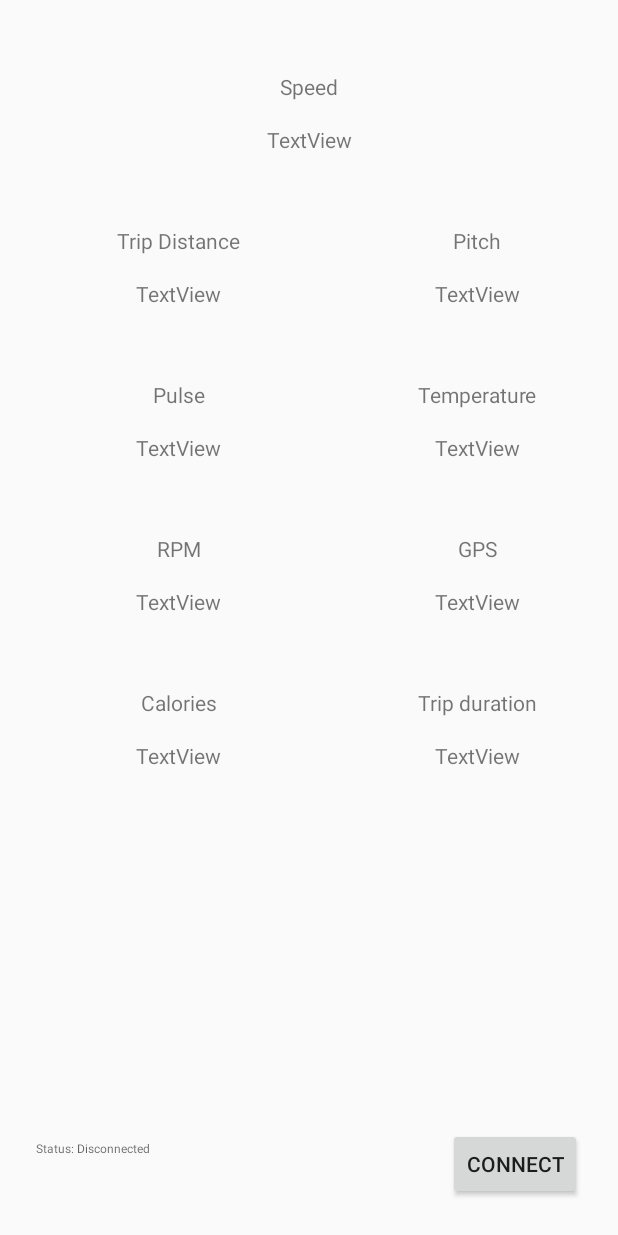
After one commit to Max-Leopold/MeBike, an Android app: the layout main_display.xml on its own in the app's theme, with its tools: preview values and no code run, on a phone screen of 412 x 824 dp. The commit adds this screen. Run offline under Robolectric (Android 15) with nearby library versions, the light colour scheme and no system bars.

Commit message:
some values are displayed

```diff
--- /dev/null
+++ b/MeBikeApp/app/src/main/java/de/hhn/mebike/mebikeapp/DataChangedListener.java
@@ -0,0 +1,5 @@
+package de.hhn.mebike.mebikeapp;
+
+public interface DataChangedListener {
+    void update(ArduinoData data);
+}
--- /dev/null
+++ b/MeBikeApp/app/src/main/res/layout/main_display.xml
@@ -0,0 +1,215 @@
+<?xml version="1.0" encoding="utf-8"?>
+<androidx.constraintlayout.widget.ConstraintLayout xmlns:android="http://schemas.android.com/apk/res/android"
+    xmlns:app="http://schemas.android.com/apk/res-auto"
+    xmlns:tools="http://schemas.android.com/tools"
+    android:layout_width="match_parent"
+    android:layout_height="match_parent">
+
+
+    <TextView
+        android:id="@+id/communicate_connection_text"
+        android:layout_width="0dp"
+        android:layout_height="wrap_content"
+        android:layout_marginStart="24dp"
+        android:layout_marginTop="8dp"
+        android:layout_weight="1"
+        android:hint="@string/status_disconnected"
+        android:textSize="@dimen/text"
+        app:layout_constraintStart_toStartOf="parent"
+        app:layout_constraintTop_toTopOf="@+id/communicate_connect" />
+
+    <Button
+        android:id="@+id/communicate_connect"
+        android:layout_width="wrap_content"
+        android:layout_height="wrap_content"
+        android:layout_alignParentStart="true"
+        android:layout_alignParentTop="true"
+        android:layout_marginEnd="24dp"
+        android:layout_marginBottom="24dp"
+        android:text="@string/connect"
+        app:layout_constraintBottom_toBottomOf="parent"
+        app:layout_constraintEnd_toEndOf="parent" />
+
+    <TextView
+        android:id="@+id/speedLabel"
+        android:layout_width="wrap_content"
+        android:layout_height="wrap_content"
+        android:layout_marginTop="48dp"
+        android:text="@string/speed_label"
+        app:layout_constraintEnd_toEndOf="parent"
+        app:layout_constraintStart_toStartOf="parent"
+        app:layout_constraintTop_toTopOf="parent" />
+
+    <TextView
+        android:id="@+id/speedValue"
+        android:layout_width="wrap_content"
+        android:layout_height="wrap_content"
+        android:layout_marginTop="16dp"
+        android:text="TextView"
+        app:layout_constraintEnd_toEndOf="parent"
+        app:layout_constraintStart_toStartOf="parent"
+        app:layout_constraintTop_toBottomOf="@+id/speedLabel" />
+
+    <TextView
+        android:id="@+id/distanceLabel"
+        android:layout_width="wrap_content"
+        android:layout_height="wrap_content"
+        android:layout_marginTop="48dp"
+        android:layout_marginEnd="32dp"
+        android:text="@string/distance_label"
+        app:layout_constraintEnd_toStartOf="@+id/pitchLabel"
+        app:layout_constraintHorizontal_bias="0.5"
+        app:layout_constraintStart_toStartOf="parent"
+        app:layout_constraintTop_toBottomOf="@+id/speedValue" />
+
+    <TextView
+        android:id="@+id/pitchLabel"
+        android:layout_width="wrap_content"
+        android:layout_height="wrap_content"
+        android:layout_marginStart="32dp"
+        android:text="@string/pitch_label"
+        app:layout_constraintEnd_toEndOf="parent"
+        app:layout_constraintHorizontal_bias="0.5"
+        app:layout_constraintStart_toEndOf="@+id/distanceLabel"
+        app:layout_constraintTop_toTopOf="@+id/distanceLabel" />
+
+    <TextView
+        android:id="@+id/distanceValue"
+        android:layout_width="wrap_content"
+        android:layout_height="wrap_content"
+        android:layout_marginTop="16dp"
+        android:text="TextView"
+        app:layout_constraintEnd_toEndOf="@+id/distanceLabel"
+        app:layout_constraintStart_toStartOf="@+id/distanceLabel"
+        app:layout_constraintTop_toBottomOf="@+id/distanceLabel" />
+
+    <TextView
+        android:id="@+id/pitchValue"
+        android:layout_width="wrap_content"
+        android:layout_height="wrap_content"
+        android:layout_marginTop="16dp"
+        android:text="TextView"
+        app:layout_constraintEnd_toEndOf="@+id/pitchLabel"
+        app:layout_constraintStart_toStartOf="@+id/pitchLabel"
+        app:layout_constraintTop_toBottomOf="@+id/pitchLabel" />
+
+    <TextView
+        android:id="@+id/pulseLabel"
+        android:layout_width="wrap_content"
+        android:layout_height="wrap_content"
+        android:layout_marginTop="48dp"
+        android:text="@string/pulse_label"
+        app:layout_constraintEnd_toEndOf="@+id/distanceLabel"
+        app:layout_constraintStart_toStartOf="@+id/distanceLabel"
+        app:layout_constraintTop_toBottomOf="@+id/distanceValue" />
+
+    <TextView
+        android:id="@+id/pulseValue"
+        android:layout_width="wrap_content"
+        android:layout_height="wrap_content"
+        android:layout_marginTop="16dp"
+        android:text="TextView"
+        app:layout_constraintEnd_toEndOf="@+id/pulseLabel"
+        app:layout_constraintStart_toStartOf="@+id/pulseLabel"
+        app:layout_constraintTop_toBottomOf="@+id/pulseLabel" />
+
+    <TextView
+        android:id="@+id/temperatureLabel"
+        android:layout_width="wrap_content"
+        android:layout_height="wrap_content"
+        android:text="@string/temperature_label"
+        app:layout_constraintEnd_toEndOf="@+id/pitchLabel"
+        app:layout_constraintStart_toStartOf="@+id/pitchLabel"
+        app:layout_constraintTop_toTopOf="@+id/pulseLabel" />
+
+    <TextView
+        android:id="@+id/temperatureValue"
+        android:layout_width="wrap_content"
+        android:layout_height="wrap_content"
+        android:layout_marginTop="16dp"
+        android:text="TextView"
+        app:layout_constraintEnd_toEndOf="@+id/temperatureLabel"
+        app:layout_constraintStart_toStartOf="@+id/temperatureLabel"
+        app:layout_constraintTop_toBottomOf="@+id/temperatureLabel" />
+
+    <TextView
+        android:id="@+id/rpmLabel"
+        android:layout_width="wrap_content"
+        android:layout_height="wrap_content"
+        android:layout_marginTop="48dp"
+        android:text="@string/rpm_value"
+        app:layout_constraintEnd_toEndOf="@+id/pulseLabel"
+        app:layout_constraintStart_toStartOf="@+id/pulseLabel"
+        app:layout_constraintTop_toBottomOf="@+id/pulseValue" />
+
+    <TextView
+        android:id="@+id/rpmValue"
+        android:layout_width="wrap_content"
+        android:layout_height="wrap_content"
+        android:layout_marginTop="16dp"
+        android:text="TextView"
+        app:layout_constraintEnd_toEndOf="@+id/rpmLabel"
+        app:layout_constraintStart_toStartOf="@+id/rpmLabel"
+        app:layout_constraintTop_toBottomOf="@+id/rpmLabel" />
+
+    <TextView
+        android:id="@+id/gpsLbabel"
+        android:layout_width="wrap_content"
+        android:layout_height="wrap_content"
+        android:layout_marginTop="48dp"
+        android:text="@string/gps_label"
+        app:layout_constraintEnd_toEndOf="@+id/temperatureLabel"
+        app:layout_constraintStart_toStartOf="@+id/temperatureLabel"
+        app:layout_constraintTop_toBottomOf="@+id/pulseValue" />
+
+    <TextView
+        android:id="@+id/gpsValue"
+        android:layout_width="wrap_content"
+        android:layout_height="wrap_content"
+        android:layout_marginTop="16dp"
+        android:text="TextView"
+        app:layout_constraintEnd_toEndOf="@+id/gpsLbabel"
+        app:layout_constraintStart_toStartOf="@+id/gpsLbabel"
+        app:layout_constraintTop_toBottomOf="@+id/gpsLbabel" />
+
+    <TextView
+        android:id="@+id/calorieLabel"
+        android:layout_width="wrap_content"
+        android:layout_height="wrap_content"
+        android:layout_marginTop="48dp"
+        android:text="@string/calorie_label"
+        app:layout_constraintEnd_toEndOf="@+id/rpmValue"
+        app:layout_constraintStart_toStartOf="@+id/rpmValue"
+        app:layout_constraintTop_toBottomOf="@+id/rpmValue" />
+
+    <TextView
+        android:id="@+id/calorieValue"
+        android:layout_width="wrap_content"
+        android:layout_height="wrap_content"
+        android:layout_marginTop="16dp"
+        android:text="TextView"
+        app:layout_constraintEnd_toEndOf="@+id/calorieLabel"
+        app:layout_constraintStart_toStartOf="@+id/calorieLabel"
+        app:layout_constraintTop_toBottomOf="@+id/calorieLabel" />
+
+    <TextView
+        android:id="@+id/tripTime"
+        android:layout_width="wrap_content"
+        android:layout_height="wrap_content"
+        android:layout_marginTop="48dp"
+        android:text="@string/trip_time_label"
+        app:layout_constraintEnd_toEndOf="@+id/gpsValue"
+        app:layout_constraintStart_toStartOf="@+id/gpsValue"
+        app:layout_constraintTop_toBottomOf="@+id/gpsValue" />
+
+    <TextView
+        android:id="@+id/tripDurationValue"
+        android:layout_width="wrap_content"
+        android:layout_height="wrap_content"
+        android:layout_marginTop="16dp"
+        android:text="TextView"
+        app:layout_constraintEnd_toEndOf="@+id/tripTime"
+        app:layout_constraintStart_toStartOf="@+id/tripTime"
+        app:layout_constraintTop_toBottomOf="@+id/tripTime" />
+
+</androidx.constraintlayout.widget.ConstraintLayout>
--- a/MeBikeApp/app/src/main/res/values/colors.xml
+++ b/MeBikeApp/app/src/main/res/values/colors.xml
@@ -1,6 +1,6 @@
 <?xml version="1.0" encoding="utf-8"?>
 <resources>
-    <color name="colorPrimary">#6200EE</color>
+    <color name="colorPrimary">#2E2E2E</color>
     <color name="colorPrimaryDark">#3700B3</color>
     <color name="colorAccent">#03DAC5</color>
 </resources>
--- a/MeBikeApp/app/src/main/res/values/strings.xml
+++ b/MeBikeApp/app/src/main/res/values/strings.xml
@@ -17,4 +17,13 @@
     <string name="bluetooth_unavailable">Connection Failed.</string>
     <string name="message_send_error">Error sending message!</string>
     <string name="you_sent">You</string>
+    <string name="speed_label">Speed</string>
+    <string name="distance_label">Trip Distance</string>
+    <string name="pitch_label">Pitch</string>
+    <string name="pulse_label">Pulse</string>
+    <string name="temperature_label">Temperature</string>
+    <string name="rpm_value">RPM</string>
+    <string name="gps_label">GPS</string>
+    <string name="calorie_label">Calories</string>
+    <string name="trip_time_label">Trip duration</string>
 </resources>
```
Also changed, not shown: MeBikeApp/app/src/main/java/de/hhn/mebike/mebikeapp/ArduinoData.java (added, +79 -0 lines), MeBikeApp/app/src/main/java/de/hhn/mebike/mebikeapp/CommunicateActivity.java (+24 -11 lines), MeBikeApp/app/src/main/java/de/hhn/mebike/mebikeapp/CommunicateViewModel.java (+13 -3 lines), MeBikeApp/app/src/main/res/layout/activity_communicate.xml (deleted, +0 -70 lines).
